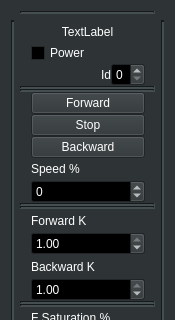
hydronautics-team/PoolsideGUI, file ThrusterSettings/Thruster.ui: the form before one commit; both pictures show x 0 to 175 and y 0 to 320 of the 175 by 463 pixel window.
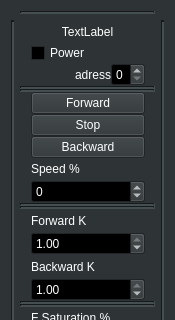
The form after the commit.

The edit to the form file:
```diff
--- a/ThrusterSettings/Thruster.ui
+++ b/ThrusterSettings/Thruster.ui
@@ -679,7 +679,7 @@
      <item row="3" column="1">
       <widget class="QLabel" name="label_ThrusterId">
        <property name="text">
-        <string>Id</string>
+        <string>adress</string>
        </property>
        <property name="alignment">
         <set>Qt::AlignRight|Qt::AlignTrailing|Qt::AlignVCenter</set>
```
Left out of the diff: 4 changed lines with no effect on the pictures.
